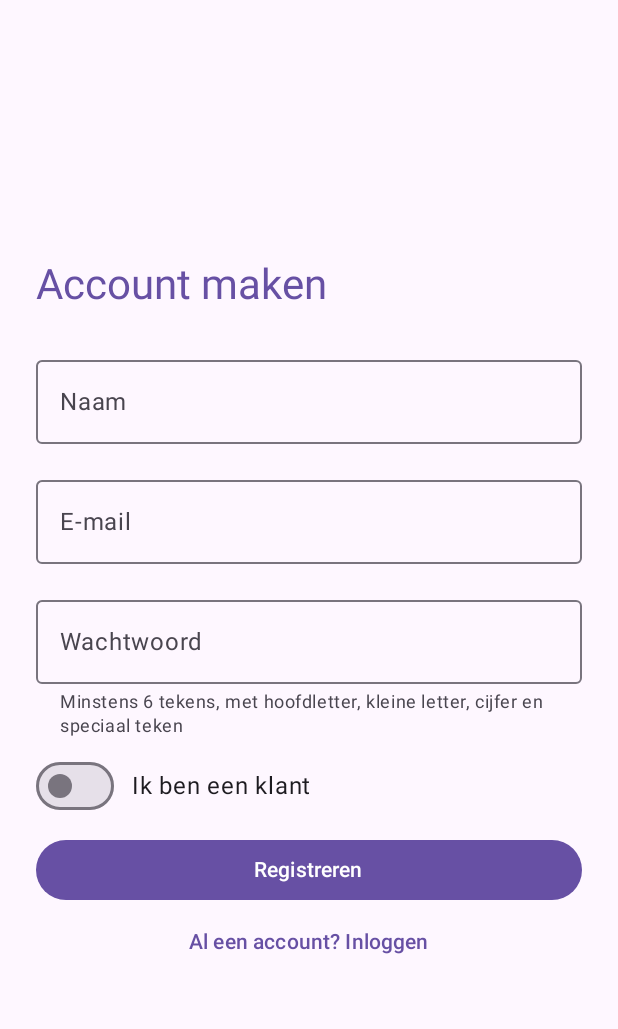
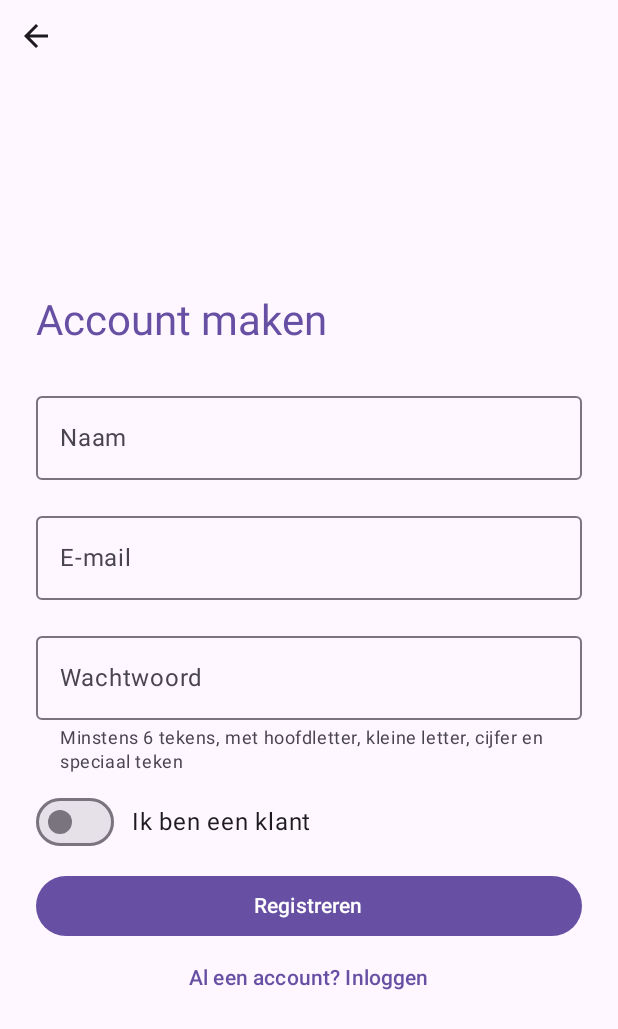
Before and after one commit to s159479/Mobile-Development, an Android app built with Jetpack Compose: the screen it shows after launch (RegisterActivity), after a tap on "Nog geen account? Registreren", on a phone screen of 412 x 824 dp. Shown: the top 1029 px of the screen. Run offline under Robolectric (Android 15) with nearby library versions, the phone set to English and light mode, and no system bars; our stand-ins replace Firebase (no records; nobody signed in at launch, a user with empty details on screens opened directly); 1 other tap on this screen came first.

Commit message:
Transform login/register to viewmodels

```diff
--- a/toBadTooStay/app/src/main/java/edu/ap/tobadtoostay/LoginActivity.kt
+++ b/toBadTooStay/app/src/main/java/edu/ap/tobadtoostay/LoginActivity.kt
@@ -2,7 +2,6 @@ package edu.ap.tobadtoostay
 
 import android.content.Intent
 import android.os.Bundle
-import android.util.Patterns
 import androidx.activity.ComponentActivity
 import androidx.activity.compose.setContent
 import androidx.activity.enableEdgeToEdge
@@ -24,22 +23,20 @@ import androidx.compose.material3.Scaffold
 import androidx.compose.material3.Text
 import androidx.compose.material3.TextButton
 import androidx.compose.runtime.Composable
+import androidx.compose.runtime.LaunchedEffect
 import androidx.compose.runtime.getValue
 import androidx.compose.runtime.mutableStateOf
-import androidx.compose.runtime.remember
-import androidx.compose.runtime.rememberCoroutineScope
+import androidx.compose.runtime.saveable.rememberSaveable
 import androidx.compose.runtime.setValue
 import androidx.compose.ui.Modifier
 import androidx.compose.ui.platform.LocalContext
+import androidx.compose.ui.res.stringResource
 import androidx.compose.ui.text.input.PasswordVisualTransformation
 import androidx.compose.ui.unit.dp
-import com.google.firebase.FirebaseNetworkException
+import androidx.lifecycle.compose.collectAsStateWithLifecycle
+import androidx.lifecycle.viewmodel.compose.viewModel
 import com.google.firebase.auth.FirebaseAuth
-import com.google.firebase.auth.FirebaseAuthInvalidCredentialsException
-import com.google.firebase.auth.FirebaseAuthInvalidUserException
 import edu.ap.tobadtoostay.ui.theme.ToBadTooStayTheme
-import kotlinx.coroutines.launch
-import kotlinx.coroutines.tasks.await
 
 class LoginActivity : ComponentActivity() {
     override fun onCreate(savedInstanceState: Bundle?) {
@@ -64,17 +61,24 @@ class LoginActivity : ComponentActivity() {
 }
 
 @Composable
-fun LoginScreen(modifier: Modifier = Modifier) {
+fun LoginScreen(
+    modifier: Modifier = Modifier,
+    viewModel: LoginViewModel = viewModel()
+) {
     val context = LocalContext.current
-    val scope = rememberCoroutineScope()
+    val state by viewModel.uiState.collectAsStateWithLifecycle()
 
-    var email by remember { mutableStateOf("") }
-    var password by remember { mutableStateOf("") }
+    // rememberSaveable keeps what the user typed when the screen is rotated
+    var email by rememberSaveable { mutableStateOf("") }
+    var password by rememberSaveable { mutableStateOf("") }
 
-    var emailError by remember { mutableStateOf("") }
-    var passwordError by remember { mutableStateOf("") }
-    var generalError by remember { mutableStateOf("") }
-    var isLoading by remember { mutableStateOf(false) }
+    // Go to the main screen as soon as the login worked
+    LaunchedEffect(state.isLoggedIn) {
+        if (state.isLoggedIn) {
+            context.startActivity(Intent(context, MainActivity::class.java))
+            (context as ComponentActivity).finish()
+        }
+    }
 
     Column(
         modifier = modifier
@@ -84,7 +88,7 @@ fun LoginScreen(modifier: Modifier = Modifier) {
         verticalArrangement = Arrangement.Center
     ) {
         Text(
-            text = "Inloggen",
+            text = stringResource(R.string.login_title),
             style = MaterialTheme.typography.headlineMedium,
             color = MaterialTheme.colorScheme.primary
         )
@@ -93,9 +97,9 @@ fun LoginScreen(modifier: Modifier = Modifier) {
         OutlinedTextField(
             value = email,
             onValueChange = { email = it },
-            label = { Text("E-mail") },
-            isError = emailError != "",
-            supportingText = { if (emailError != "") Text(emailError) },
+            label = { Text(stringResource(R.string.field_email)) },
+            isError = state.emailError != null,
+            supportingText = { state.emailError?.let { Text(stringResource(it)) } },
             singleLine = true,
             modifier = Modifier.fillMaxWidth()
         )
@@ -103,69 +107,35 @@ fun LoginScreen(modifier: Modifier = Modifier) {
         OutlinedTextField(
             value = password,
             onValueChange = { password = it },
-            label = { Text("Wachtwoord") },
+            label = { Text(stringResource(R.string.field_password)) },
             visualTransformation = PasswordVisualTransformation(),
-            isError = passwordError != "",
-            supportingText = { if (passwordError != "") Text(passwordError) },
+            isError = state.passwordError != null,
+            supportingText = { state.passwordError?.let { Text(stringResource(it)) } },
             singleLine = true,
             modifier = Modifier.fillMaxWidth()
         )
 
-        if (generalError != "") {
+        state.generalError?.let {
             Text(
-                text = generalError,
+                text = stringResource(it),
                 color = MaterialTheme.colorScheme.error,
                 modifier = Modifier.padding(vertical = 8.dp)
             )
         }
 
         Button(
-            onClick = {
-                emailError = ""
-                passwordError = ""
-                generalError = ""
-
-                if (!Patterns.EMAIL_ADDRESS.matcher(email.trim()).matches()) {
-                    emailError = "Dit is geen geldig e-mailadres"
-                }
-                if (password == "") {
-                    passwordError = "Wachtwoord is verplicht"
-                }
-
-                if (emailError == "" && passwordError == "") {
-                    isLoading = true
-                    scope.launch {
-                        try {
-                            FirebaseAuth.getInstance()
-                                .signInWithEmailAndPassword(email.trim().lowercase(), password)
-                                .await()
-
-                            context.startActivity(Intent(context, MainActivity::class.java))
-                            (context as ComponentActivity).finish()
-                        } catch (e: FirebaseAuthInvalidUserException) {
-                            generalError = "E-mail of wachtwoord is fout"
-                        } catch (e: FirebaseAuthInvalidCredentialsException) {
-                            generalError = "E-mail of wachtwoord is fout"
-                        } catch (e: FirebaseNetworkException) {
-                            generalError = "Geen internetverbinding"
-                        } catch (e: Exception) {
-                            generalError = "Inloggen mislukt: ${e.message}"
-                        }
-                        isLoading = false
-                    }
-                }
-            },
-            enabled = !isLoading,
+            onClick = { viewModel.login(email, password) },
+            enabled = !state.isLoading,
             modifier = Modifier.fillMaxWidth()
         ) {
-            if (isLoading) {
+            if (state.isLoading) {
                 CircularProgressIndicator(
                     modifier = Modifier.size(20.dp),
                     strokeWidth = 2.dp,
                     color = MaterialTheme.colorScheme.onPrimary
                 )
             } else {
-                Text("Inloggen")
+                Text(stringResource(R.string.button_login))
             }
         }
 
@@ -173,7 +143,7 @@ fun LoginScreen(modifier: Modifier = Modifier) {
             onClick = { context.startActivity(Intent(context, RegisterActivity::class.java)) },
             modifier = Modifier.fillMaxWidth()
         ) {
-            Text("Nog geen account? Registreren")
+            Text(stringResource(R.string.link_to_register))
         }
     }
 }
--- /dev/null
+++ b/toBadTooStay/app/src/main/java/edu/ap/tobadtoostay/LoginViewModel.kt
@@ -0,0 +1,56 @@
+package edu.ap.tobadtoostay
+
+import android.util.Patterns
+import androidx.annotation.StringRes
+import androidx.lifecycle.ViewModel
+import androidx.lifecycle.viewModelScope
+import com.google.firebase.FirebaseNetworkException
+import com.google.firebase.auth.FirebaseAuth
+import com.google.firebase.auth.FirebaseAuthInvalidCredentialsException
+import com.google.firebase.auth.FirebaseAuthInvalidUserException
+import kotlinx.coroutines.flow.MutableStateFlow
+import kotlinx.coroutines.flow.StateFlow
+import kotlinx.coroutines.flow.asStateFlow
+import kotlinx.coroutines.launch
+import kotlinx.coroutines.tasks.await
+
+/** Everything the login screen shows. The errors are ids of texts in strings.xml. */
+data class LoginUiState(
+    @StringRes val emailError: Int? = null,
+    @StringRes val passwordError: Int? = null,
+    @StringRes val generalError: Int? = null,
+    val isLoading: Boolean = false,
+    val isLoggedIn: Boolean = false
+)
+
+class LoginViewModel : ViewModel() {
+
+    private val _uiState = MutableStateFlow(LoginUiState())
+    val uiState: StateFlow<LoginUiState> = _uiState.asStateFlow()
+
+    fun login(email: String, password: String) {
+        val cleanEmail = email.trim().lowercase()
+
+        // Check the input first
+        val emailError = if (Patterns.EMAIL_ADDRESS.matcher(cleanEmail).matches()) null else R.string.error_email_invalid
+        val passwordError = if (password == "") R.string.error_password_required else null
+        _uiState.value = LoginUiState(emailError = emailError, passwordError = passwordError)
+        if (emailError != null || passwordError != null) return
+
+        _uiState.value = LoginUiState(isLoading = true)
+        viewModelScope.launch {
+            try {
+                FirebaseAuth.getInstance().signInWithEmailAndPassword(cleanEmail, password).await()
+                _uiState.value = LoginUiState(isLoggedIn = true)
+            } catch (e: FirebaseAuthInvalidUserException) {
+                _uiState.value = LoginUiState(generalError = R.string.error_login_wrong)
+            } catch (e: FirebaseAuthInvalidCredentialsException) {
+                _uiState.value = LoginUiState(generalError = R.string.error_login_wrong)
+            } catch (e: FirebaseNetworkException) {
+                _uiState.value = LoginUiState(generalError = R.string.error_no_internet)
+            } catch (e: Exception) {
+                _uiState.value = LoginUiState(generalError = R.string.error_login_failed)
+            }
+        }
+    }
+}
--- a/toBadTooStay/app/src/main/java/edu/ap/tobadtoostay/RegisterActivity.kt
+++ b/toBadTooStay/app/src/main/java/edu/ap/tobadtoostay/RegisterActivity.kt
@@ -2,7 +2,6 @@ package edu.ap.tobadtoostay
 
 import android.content.Intent
 import android.os.Bundle
-import android.util.Patterns
 import androidx.activity.ComponentActivity
 import androidx.activity.compose.setContent
 import androidx.activity.enableEdgeToEdge
@@ -26,24 +25,21 @@ import androidx.compose.material3.Switch
 import androidx.compose.material3.Text
 import androidx.compose.material3.TextButton
 import androidx.compose.runtime.Composable
+import androidx.compose.runtime.LaunchedEffect
 import androidx.compose.runtime.getValue
 import androidx.compose.runtime.mutableStateOf
-import androidx.compose.runtime.remember
-import androidx.compose.runtime.rememberCoroutineScope
+import androidx.compose.runtime.saveable.rememberSaveable
 import androidx.compose.runtime.setValue
 import androidx.compose.ui.Alignment
 import androidx.compose.ui.Modifier
 import androidx.compose.ui.platform.LocalContext
+import androidx.compose.ui.res.stringResource
 import androidx.compose.ui.text.input.PasswordVisualTransformation
 import androidx.compose.ui.unit.dp
-import com.google.firebase.FirebaseNetworkException
-import com.google.firebase.auth.FirebaseAuth
-import com.google.firebase.auth.FirebaseAuthException
-import com.google.firebase.auth.FirebaseAuthUserCollisionException
-import com.google.firebase.firestore.FirebaseFirestore
+import androidx.lifecycle.compose.collectAsStateWithLifecycle
+import androidx.lifecycle.viewmodel.compose.viewModel
+import edu.ap.tobadtoostay.ui.BackArrow
 import edu.ap.tobadtoostay.ui.theme.ToBadTooStayTheme
-import kotlinx.coroutines.launch
-import kotlinx.coroutines.tasks.await
 
 class RegisterActivity : ComponentActivity() {
     override fun onCreate(savedInstanceState: Bundle?) {
@@ -52,7 +48,10 @@ class RegisterActivity : ComponentActivity() {
         setContent {
             ToBadTooStayTheme {
                 Scaffold(modifier = Modifier.fillMaxSize()) { innerPadding ->
-                    RegisterScreen(modifier = Modifier.padding(innerPadding))
+                    Column(modifier = Modifier.padding(innerPadding)) {
+                        BackArrow(onClick = { finish() })
+                        RegisterScreen(modifier = Modifier.weight(1f))
+                    }
                 }
             }
         }
@@ -60,20 +59,28 @@ class RegisterActivity : ComponentActivity() {
 }
 
 @Composable
-fun RegisterScreen(modifier: Modifier = Modifier) {
+fun RegisterScreen(
+    modifier: Modifier = Modifier,
+    viewModel: RegisterViewModel = viewModel()
+) {
     val context = LocalContext.current
-    val scope = rememberCoroutineScope()
+    val state by viewModel.uiState.collectAsStateWithLifecycle()
 
-    var name by remember { mutableStateOf("") }
-    var email by remember { mutableStateOf("") }
-    var password by remember { mutableStateOf("") }
-    var isMerchant by remember { mutableStateOf(false) }
+    // rememberSaveable keeps what the user typed when the screen is rotated
+    var name by rememberSaveable { mutableStateOf("") }
+    var email by rememberSaveable { mutableStateOf("") }
+    var password by rememberSaveable { mutableStateOf("") }
+    var isMerchant by rememberSaveable { mutableStateOf(false) }
 
-    var nameError by remember { mutableStateOf("") }
-    var emailError by remember { mutableStateOf("") }
-    var passwordError by remember { mutableStateOf("") }
-    var generalError by remember { mutableStateOf("") }
-    var isLoading by remember { mutableStateOf(false) }
+    // Go to the main screen as soon as the registration worked
+    LaunchedEffect(state.isRegistered) {
+        if (state.isRegistered) {
+            // remove login and register from the back stack
+            val intent = Intent(context, MainActivity::class.java)
+            intent.flags = Intent.FLAG_ACTIVITY_NEW_TASK or Intent.FLAG_ACTIVITY_CLEAR_TASK
+            context.startActivity(intent)
+        }
+    }
 
     Column(
         modifier = modifier
@@ -83,7 +90,7 @@ fun RegisterScreen(modifier: Modifier = Modifier) {
         verticalArrangement = Arrangement.Center
     ) {
         Text(
-            text = "Account maken",
+            text = stringResource(R.string.register_title),
             style = MaterialTheme.typography.headlineMedium,
             color = MaterialTheme.colorScheme.primary
         )
@@ -92,9 +99,9 @@ fun RegisterScreen(modifier: Modifier = Modifier) {
         OutlinedTextField(
             value = name,
             onValueChange = { name = it },
-            label = { Text("Naam") },
-            isError = nameError != "",
-            supportingText = { if (nameError != "") Text(nameError) },
+            label = { Text(stringResource(R.string.field_name)) },
+            isError = state.nameError != null,
+            supportingText = { state.nameError?.let { Text(stringResource(it)) } },
             singleLine = true,
             modifier = Modifier.fillMaxWidth()
         )
@@ -102,9 +109,9 @@ fun RegisterScreen(modifier: Modifier = Modifier) {
         OutlinedTextField(
             value = email,
             onValueChange = { email = it },
-            label = { Text("E-mail") },
-            isError = emailError != "",
-            supportingText = { if (emailError != "") Text(emailError) },
+            label = { Text(stringResource(R.string.field_email)) },
+            isError = state.emailError != null,
+            supportingText = { state.emailError?.let { Text(stringResource(it)) } },
             singleLine = true,
             modifier = Modifier.fillMaxWidth()
         )
@@ -112,15 +119,11 @@ fun RegisterScreen(modifier: Modifier = Modifier) {
         OutlinedTextField(
             value = password,
             onValueChange = { password = it },
-            label = { Text("Wachtwoord") },
+            label = { Text(stringResource(R.string.field_password)) },
             visualTransformation = PasswordVisualTransformation(),
-            isError = passwordError != "",
+            isError = state.passwordError != null,
             supportingText = {
-                if (passwordError != "") {
-                    Text(passwordError)
-                } else {
-                    Text("Minstens 6 tekens, met hoofdletter, kleine letter, cijfer en speciaal teken")
-                }
+                Text(stringResource(state.passwordError ?: R.string.password_hint))
             },
             singleLine = true,
             modifier = Modifier.fillMaxWidth()
@@ -132,101 +135,32 @@ fun RegisterScreen(modifier: Modifier = Modifier) {
         ) {
             Switch(checked = isMerchant, onCheckedChange = { isMerchant = it })
             Text(
-                text = if (isMerchant) "Ik ben een handelaar" else "Ik ben een klant",
+                text = stringResource(if (isMerchant) R.string.role_merchant else R.string.role_customer),
                 modifier = Modifier.padding(start = 12.dp)
             )
         }
 
-        if (generalError != "") {
+        state.generalError?.let {
             Text(
-                text = generalError,
+                text = stringResource(it),
                 color = MaterialTheme.colorScheme.error,
                 modifier = Modifier.padding(vertical = 8.dp)
             )
         }
 
         Button(
-            onClick = {
-                // Check the input first
-                nameError = ""
-                emailError = ""
-                passwordError = ""
-                generalError = ""
-
-                if (name.isBlank()) {
-                    nameError = "Naam is verplicht"
-                }
-                if (!Patterns.EMAIL_ADDRESS.matcher(email.trim()).matches()) {
-                    emailError = "Dit is geen geldig e-mailadres"
-                }
-                if (password.length < 6) {
-                    passwordError = "Wachtwoord moet minstens 6 tekens hebben"
-                } else if (!password.any { it.isUpperCase() }) {
-                    passwordError = "Wachtwoord moet een hoofdletter bevatten"
-                } else if (!password.any { it.isLowerCase() }) {
-                    passwordError = "Wachtwoord moet kleine letters bevatten"
-                } else if (!password.any { it.isDigit() }) {
-                    passwordError = "Wachtwoord moet een cijfer bevatten"
-                } else if (password.all { it.isLetterOrDigit() }) {
-                    passwordError = "Wachtwoord moet een speciaal teken bevatten"
-                }
-
-                if (nameError == "" && emailError == "" && passwordError == "") {
-                    isLoading = true
-                    scope.launch {
-                        try {
-                            // 1. make the account in Firebase Authentication
-                            val result = FirebaseAuth.getInstance()
-                                .createUserWithEmailAndPassword(email.trim().lowercase(), password)
-                                .await()
-                            val uid = result.user!!.uid
-
-                            // 2. save name and role in Firestore (users/{uid})
-                            val role = if (isMerchant) "merchant" else "customer"
-                            val user = hashMapOf(
-                                "name" to name.trim(),
-                                "email" to email.trim().lowercase(),
-                                "role" to role
-                            )
-                            FirebaseFirestore.getInstance()
-                                .collection("users")
-                                .document(uid)
-                                .set(user)
-                                .await()
-
-                            // 3. go to the main screen
-                            // remove login and register from the back stack
-                            val intent = Intent(context, MainActivity::class.java)
-                            intent.flags = Intent.FLAG_ACTIVITY_NEW_TASK or Intent.FLAG_ACTIVITY_CLEAR_TASK
-                            context.startActivity(intent)
-                        } catch (e: FirebaseAuthUserCollisionException) {
-                            emailError = "Dit e-mailadres bestaat al"
-                        } catch (e: FirebaseNetworkException) {
-                            generalError = "Geen internetverbinding"
-                        } catch (e: FirebaseAuthException) {
-                            if (e.errorCode == "ERROR_EMAIL_ALREADY_IN_USE") {
-                                emailError = "Dit e-mailadres bestaat al"
-                            } else {
-                                generalError = "Registreren mislukt: ${e.message}"
-                            }
-                        } catch (e: Exception) {
-                            generalError = "Registreren mislukt: ${e.message}"
-                        }
-                        isLoading = false
-                    }
-                }
-            },
-            enabled = !isLoading,
+            onClick = { viewModel.register(name, email, password, isMerchant) },
+            enabled = !state.isLoading,
             modifier = Modifier.fillMaxWidth()
         ) {
-            if (isLoading) {
+            if (state.isLoading) {
                 CircularProgressIndicator(
                     modifier = Modifier.size(20.dp),
                     strokeWidth = 2.dp,
                     color = MaterialTheme.colorScheme.onPrimary
                 )
             } else {
-                Text("Registreren")
+                Text(stringResource(R.string.button_register))
             }
         }
 
@@ -234,7 +168,7 @@ fun RegisterScreen(modifier: Modifier = Modifier) {
             onClick = { (context as ComponentActivity).finish() },
             modifier = Modifier.fillMaxWidth()
         ) {
-            Text("Al een account? Inloggen")
+            Text(stringResource(R.string.link_to_login))
         }
     }
 }
```
Also changed, not shown: toBadTooStay/app/src/main/java/edu/ap/tobadtoostay/RegisterViewModel.kt (added, +94 -0 lines).
